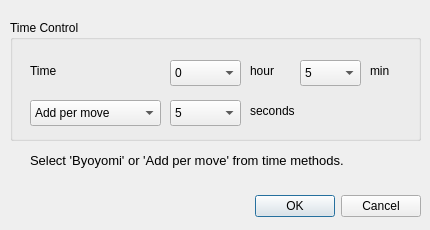
Old version of the form forms/startdialog2.ui in the repository shogimaru/shogimaru.
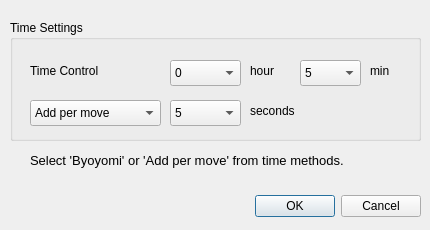
New version of the form.

Patch:
```diff
--- a/forms/startdialog2.ui
+++ b/forms/startdialog2.ui
@@ -39,19 +39,19 @@
     </rect>
    </property>
    <property name="title">
-    <string>Time Control</string>
+    <string>Time Settings</string>
    </property>
    <widget class="QLabel" name="timeCondition">
     <property name="geometry">
      <rect>
       <x>20</x>
       <y>40</y>
-      <width>71</width>
+      <width>101</width>
       <height>21</height>
      </rect>
     </property>
     <property name="text">
-     <string>Time</string>
+     <string>Time Control</string>
     </property>
    </widget>
    <widget class="QComboBox" name="byoyomiBox">
```
Left out of the diff: 4 changed lines with no effect on the pictures.
